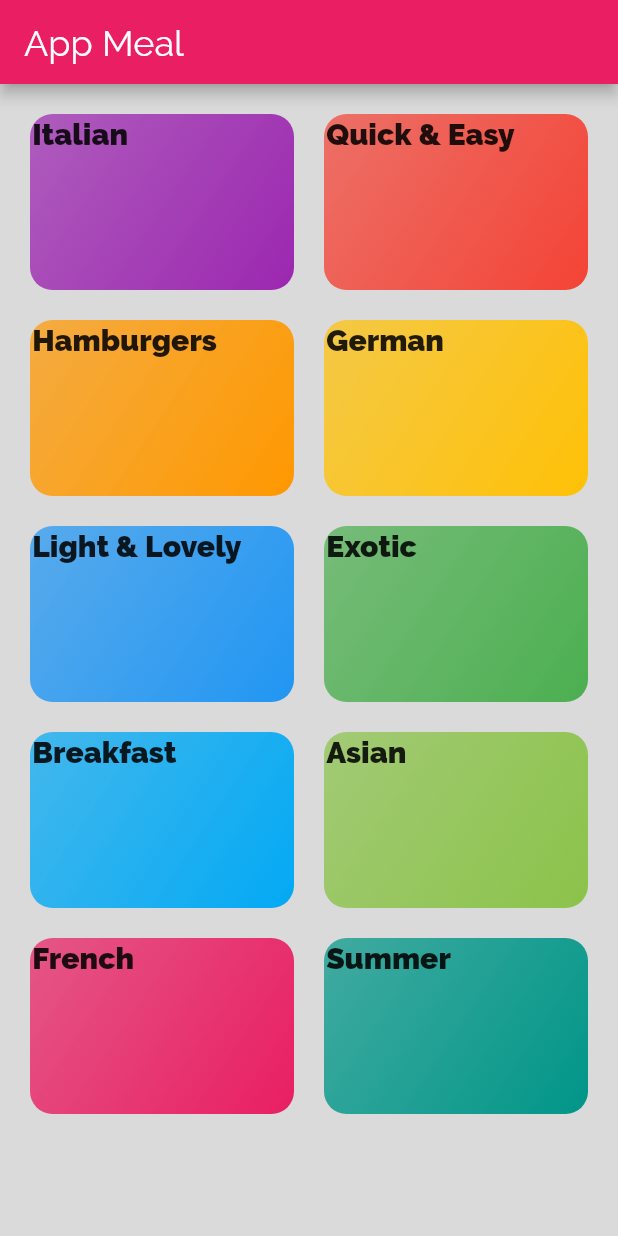
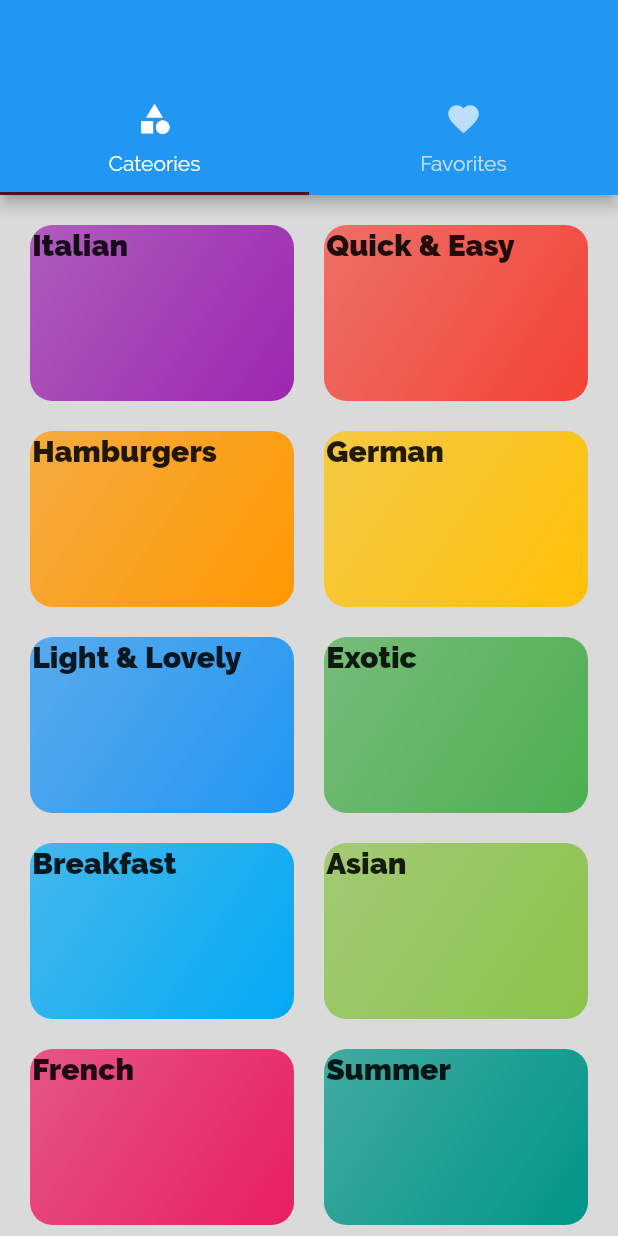
Before and after one commit to Jean-Lionel/flutter_meals_app, a Flutter app: the screen it shows after launch, on a phone screen of 412 x 824 dp. Run offline on Flutter 3.47's test engine with Material 2 defaults, Android fonts, the phone set to English and light mode, and no system bars.

Commit message:
tab screen

```diff
--- a/lib/main.dart
+++ b/lib/main.dart
@@ -1,4 +1,5 @@
 import 'package:flutter/material.dart';
+import './screens/tabs_screen.dart';
 import './screens/meals_category_details.dart';
 import './screens/categories_screen.dart';
 import './screens/category_meals_screen.dart';
@@ -30,7 +31,7 @@ class MyApp extends StatelessWidget {
       //home: const CategorieScreen(),
       initialRoute: '/',
       routes: {
-        '/': (_) => CategorieScreen(),
+        '/': (_) => TabScreen(),
         CategorieScreen.routeName: (ctx) => CategoryMealScreen(),
         MealDetails.routeName: (ctx) => MealDetails(),
       },
--- a/lib/screens/categories_screen.dart
+++ b/lib/screens/categories_screen.dart
@@ -10,12 +10,7 @@ class CategorieScreen extends StatelessWidget {
 
   @override
   Widget build(BuildContext context) {
-    return Scaffold(
-      appBar: AppBar(
-        title: Text('App Meal'),
-        backgroundColor: Theme.of(context).primaryColor,
-      ),
-      body: GridView(
+    return GridView(
       padding: const EdgeInsets.all(20),
       gridDelegate: const SliverGridDelegateWithMaxCrossAxisExtent(
         maxCrossAxisExtent: 200,
@@ -30,7 +25,6 @@ class CategorieScreen extends StatelessWidget {
                 e.color as Color,
               ))
           .toList(),
-      ),
     );
   }
 }
--- /dev/null
+++ b/lib/screens/favorites_screen.dart
@@ -0,0 +1,18 @@
+import 'package:flutter/material.dart';
+import 'package:flutter/src/widgets/placeholder.dart';
+
+class FavoriteScreen extends StatefulWidget {
+  const FavoriteScreen({super.key});
+
+  @override
+  State<FavoriteScreen> createState() => _FavoriteScreenState();
+}
+
+class _FavoriteScreenState extends State<FavoriteScreen> {
+  @override
+  Widget build(BuildContext context) {
+    return Center(
+      child: Text('Favorite Screen'),
+    );
+  }
+}
--- /dev/null
+++ b/lib/screens/tabs_screen.dart
@@ -0,0 +1,37 @@
+import 'package:flutter/material.dart';
+import './categories_screen.dart';
+import './favorites_screen.dart';
+
+class TabScreen extends StatefulWidget {
+  const TabScreen({super.key});
+
+  @override
+  State<TabScreen> createState() => _TabScreenState();
+}
+
+class _TabScreenState extends State<TabScreen> {
+  @override
+  Widget build(BuildContext context) {
+    return DefaultTabController(
+      length: 2,
+      child: Scaffold(
+        appBar: AppBar(
+          bottom: const TabBar(tabs: [
+            Tab(
+              icon: Icon(Icons.category),
+              text: 'Cateories',
+            ),
+            Tab(
+              icon: Icon(Icons.favorite),
+              text: 'Favorites',
+            ),
+          ]),
+        ),
+        body: const TabBarView(children: [
+          CategorieScreen(),
+          FavoriteScreen(),
+        ]),
+      ),
+    );
+  }
+}
```
Lines whose indentation alone changed are shown as unchanged.
